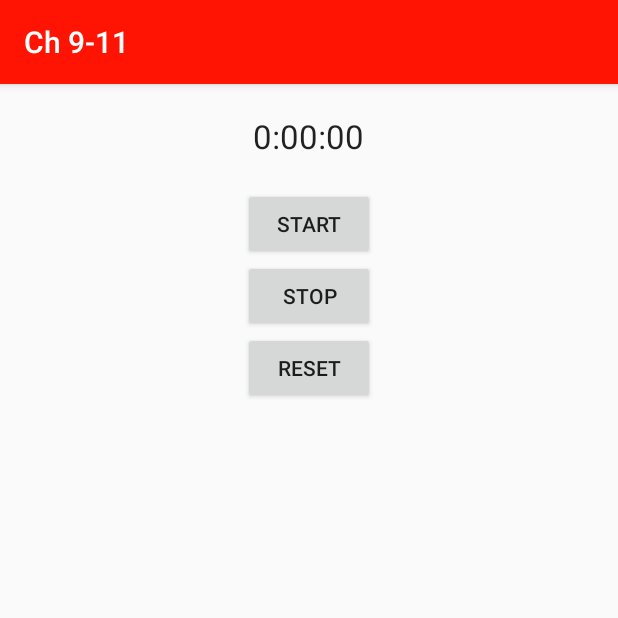
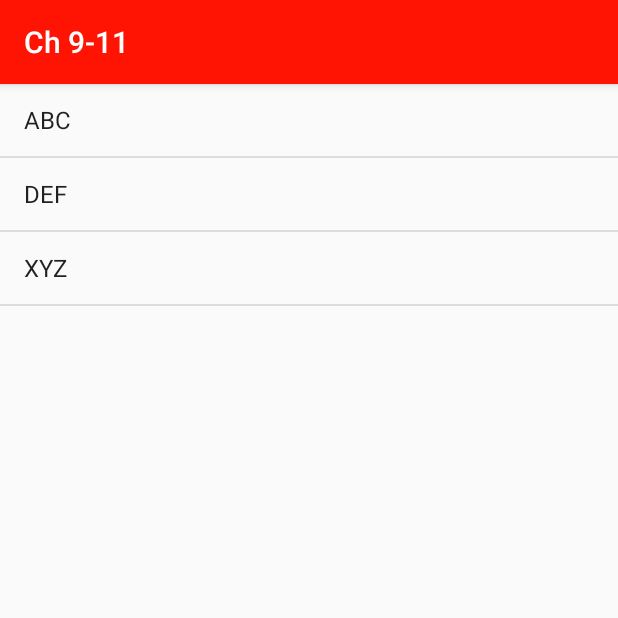
Before and after one commit to NgaPyawTee/Ch-9-11, an Android app: the screen it shows after launch (TempActivity before the commit, MainActivity after it), on a phone screen of 412 x 824 dp, the top half of it. Run offline under Robolectric (Android 15) with nearby library versions, the phone set to English and light mode, and no system bars.

```diff
--- a/app/src/main/java/com/homework/ch9_11/DetailActivity.java
+++ b/app/src/main/java/com/homework/ch9_11/DetailActivity.java
@@ -13,6 +13,8 @@ public class DetailActivity extends AppCompatActivity {
         super.onCreate(savedInstanceState);
         setContentView(R.layout.activity_detail);
 
+        getSupportActionBar().setDisplayHomeAsUpEnabled(true);
+
         WorkoutDetailFragment workoutDetailFragment = (WorkoutDetailFragment) getSupportFragmentManager().findFragmentById(R.id.workout_detail_frag);
         int ID = (int) getIntent().getExtras().get(EXTRA_WORKOUT_ID);
         workoutDetailFragment.setWorkoutID(ID);
--- a/app/src/main/java/com/homework/ch9_11/StopWatchFragment.java
+++ b/app/src/main/java/com/homework/ch9_11/StopWatchFragment.java
@@ -39,11 +39,6 @@ public class StopWatchFragment extends Fragment implements View.OnClickListener
         Button resetBtn = layout.findViewById(R.id.reset_btn);
         resetBtn.setOnClickListener(this);
 
-        if (savedInstanceState != null) {
-            seconds = savedInstanceState.getInt("seconds");
-            running = savedInstanceState.getBoolean("running");
-            wasrunning = savedInstanceState.getBoolean("wasrunning");
-        }
         return layout;
     }
 
--- a/app/src/main/java/com/homework/ch9_11/TempActivity.java
+++ /dev/null
@@ -1,23 +0,0 @@
-package com.homework.ch9_11;
-
-import android.support.v4.app.FragmentTransaction;
-import android.support.v7.app.AppCompatActivity;
-import android.os.Bundle;
-
-public class TempActivity extends AppCompatActivity {
-
-    @Override
-    protected void onCreate(Bundle savedInstanceState) {
-        super.onCreate(savedInstanceState);
-        setContentView(R.layout.activity_temp);
-
-        if(savedInstanceState == null){
-            StopWatchFragment stopWatchFragment = new StopWatchFragment();
-            FragmentTransaction fragmentTransaction = getSupportFragmentManager().beginTransaction();
-            fragmentTransaction.add(R.id.stopwatch_frag,stopWatchFragment);
-            fragmentTransaction.setTransition(FragmentTransaction.TRANSIT_FRAGMENT_FADE);
-            fragmentTransaction.addToBackStack(null);
-            fragmentTransaction.commit();
-        }
-    }
-}
--- a/app/src/main/res/layout/activity_temp.xml
+++ /dev/null
@@ -1,6 +0,0 @@
-<?xml version="1.0" encoding="utf-8"?>
-<FrameLayout
-    android:id="@+id/stopwatch_frag"
-    android:layout_width="match_parent"
-    android:layout_height="match_parent"
-    xmlns:android="http://schemas.android.com/apk/res/android" />
--- a/app/src/main/res/layout/fragment_workout_detail.xml
+++ b/app/src/main/res/layout/fragment_workout_detail.xml
@@ -21,4 +21,9 @@
         android:text="ghhh"
         android:id="@+id/description" />
 
+    <FrameLayout
+        android:id="@+id/stopwatch_container"
+        android:layout_width="match_parent"
+        android:layout_height="match_parent" />
+
 </LinearLayout>
```
Also changed, not shown: app/src/main/AndroidManifest.xml (+6 -9 lines), app/src/main/java/com/homework/ch9_11/WorkoutDetailFragment.java (+13 -4 lines).
